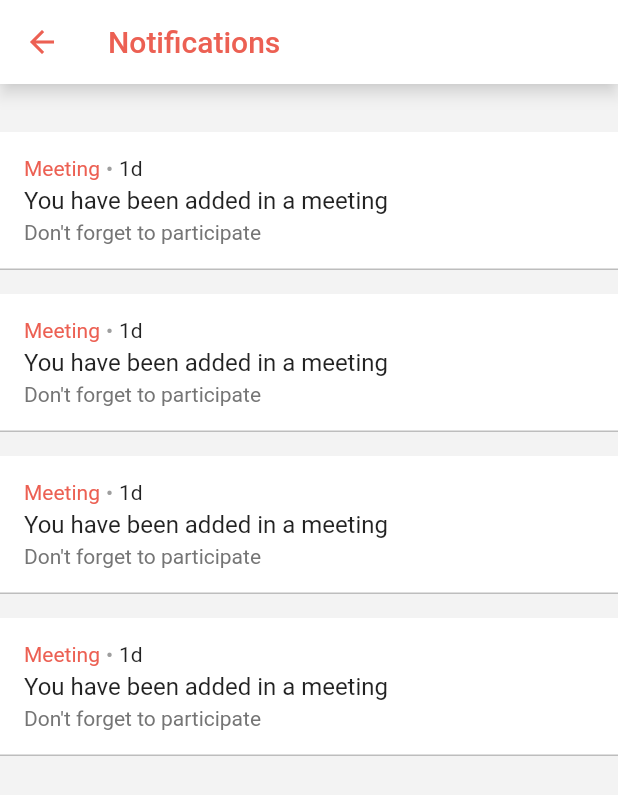
After one commit to paulomenezes/sticky_sessions, a Flutter app: the NotificationScreen screen opened by its route, on a phone screen of 412 x 824 dp. The commit adds this screen. Shown: the top 795 px of the screen. Run offline on Flutter 3.47's test engine with Material 2 defaults, Android fonts, the phone set to English and light mode, and no system bars.

Commit message:
feat: notifications layout

```diff
--- a/lib/features/home/home_screen.dart
+++ b/lib/features/home/home_screen.dart
@@ -24,7 +24,9 @@ class _HomeScreenState extends State<HomeScreen> {
           actions: [
             IconButton(
               icon: const Icon(Icons.notifications),
-              onPressed: () {},
+              onPressed: () {
+                Navigator.pushNamed(context, routerNotification);
+              },
             ),
           ],
         ),
--- /dev/null
+++ b/lib/features/notification/notification_screen.dart
@@ -0,0 +1,82 @@
+import 'package:flutter/material.dart';
+import 'package:sticky_sessions/utils/constants.dart';
+
+class NotificationScreen extends StatefulWidget {
+  const NotificationScreen({Key? key}) : super(key: key);
+
+  @override
+  State<NotificationScreen> createState() => _NotificationScreenState();
+}
+
+class _NotificationScreenState extends State<NotificationScreen> {
+  @override
+  Widget build(BuildContext context) {
+    return Scaffold(
+        appBar: AppBar(
+          backgroundColor: Colors.white,
+          foregroundColor: primaryColor,
+          shadowColor: Colors.grey.shade50,
+          title: const Text(
+            'Notifications',
+          ),
+        ),
+        body: Container(
+          color: const Color(0xFFF3F3F3),
+          padding: const EdgeInsets.fromLTRB(0, 16, 0, 0),
+          child: Column(children: [
+            ListView.builder(
+              itemBuilder: (context, index) => Container(
+                  margin: const EdgeInsets.fromLTRB(0, 16, 0, 0),
+                  decoration: BoxDecoration(
+                    color: Colors.white,
+                    border: Border(
+                      bottom: BorderSide(
+                        color: Colors.grey.shade400,
+                        width: 1,
+                      ),
+                    ),
+                  ),
+                  child: Padding(
+                      padding: const EdgeInsets.all(16),
+                      child: Column(
+                        crossAxisAlignment: CrossAxisAlignment.start,
+                        children: [
+                          Row(
+                            children: const [
+                              Text(
+                                "Meeting",
+                                style: TextStyle(color: primaryColor),
+                              ),
+                              SizedBox(
+                                width: 4,
+                              ),
+                              Text(
+                                "•",
+                                style: TextStyle(color: Colors.grey),
+                              ),
+                              SizedBox(
+                                width: 4,
+                              ),
+                              Text("1d")
+                            ],
+                          ),
+                          const SizedBox(
+                            height: 4,
+                          ),
+                          const Text(
+                            "You have been added in a meeting",
+                            style: TextStyle(fontSize: 16),
+                          ),
+                          const SizedBox(
+                            height: 4,
+                          ),
+                          Text("Don't forget to participate", style: TextStyle(color: Colors.grey.shade600))
+                        ],
+                      ))),
+              itemCount: 4,
+              shrinkWrap: true,
+            )
+          ]),
+        ));
+  }
+}
--- a/lib/main.dart
+++ b/lib/main.dart
@@ -2,6 +2,7 @@ import 'package:flutter/material.dart';
 import 'package:sticky_sessions/features/home/home_screen.dart';
 import 'package:sticky_sessions/features/login/login_screen.dart';
 import 'package:sticky_sessions/features/login/login_token_screen.dart';
+import 'package:sticky_sessions/features/notification/notification_screen.dart';
 import 'package:sticky_sessions/features/splash/splash_screen.dart';
 
 void main() {
@@ -23,6 +24,7 @@ class MyApp extends StatelessWidget {
         '/login': (context) => const LoginScreen(),
         '/login/token': (context) => const LoginTokenScreen(),
         '/home': (context) => const HomeScreen(),
+        '/notification': (context) => const NotificationScreen(),
       },
       initialRoute: '/',
     );
--- a/lib/utils/constants.dart
+++ b/lib/utils/constants.dart
@@ -6,3 +6,4 @@ const Color primaryColor = Color(0xFFEC6053);
 const String routerLogin = '/login';
 const String routerLoginToken = '/login/token';
 const String routerHome = '/home';
+const String routerNotification = '/notification';
```
